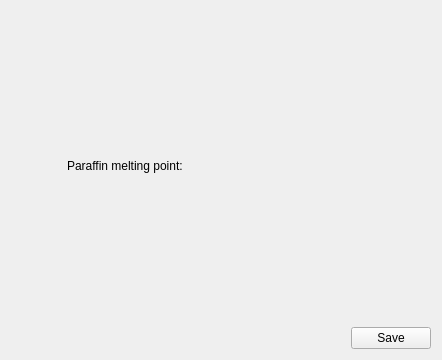
First picture: the form in HimalayaMain/Gui/Components/Settings/Forms/SystemSetupSettingsWidget.ui, repository Liyezhong/Master, before the edit.
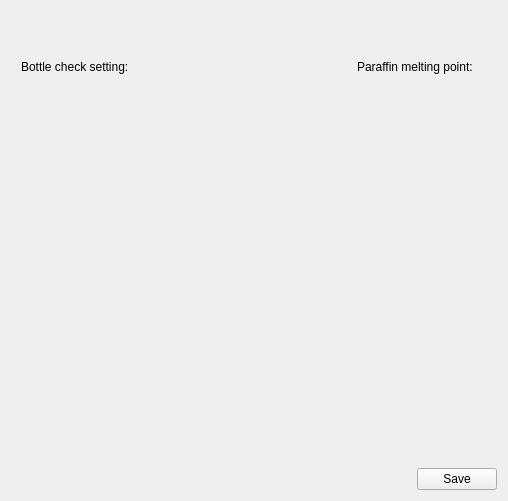
Second picture: the form after the edit. Custom widgets are drawn as their Qt base class.

Commit message: Added bottle check options.

What changed in the file:
```diff
--- a/HimalayaMain/Gui/Components/Settings/Forms/SystemSetupSettingsWidget.ui
+++ b/HimalayaMain/Gui/Components/Settings/Forms/SystemSetupSettingsWidget.ui
@@ -6,15 +6,15 @@
    <rect>
     <x>0</x>
     <y>0</y>
-    <width>442</width>
-    <height>360</height>
+    <width>508</width>
+    <height>501</height>
    </rect>
   </property>
   <property name="windowTitle">
    <string>Form</string>
   </property>
-  <layout class="QGridLayout" name="gridLayout">
-   <item row="0" column="1">
+  <layout class="QVBoxLayout" name="verticalLayout">
+   <item>
     <spacer name="verticalSpacer_2">
      <property name="orientation">
       <enum>Qt::Vertical</enum>
@@ -22,72 +22,134 @@
      <property name="sizeHint" stdset="0">
       <size>
        <width>20</width>
-       <height>2</height>
+       <height>40</height>
       </size>
      </property>
     </spacer>
    </item>
-   <item row="1" column="0">
-    <spacer name="horizontalSpacer_4">
-     <property name="orientation">
-      <enum>Qt::Horizontal</enum>
+   <item>
+    <layout class="QHBoxLayout" name="horizontalLayout_2" stretch="4,1">
+     <property name="sizeConstraint">
+      <enum>QLayout::SetDefaultConstraint</enum>
      </property>
-     <property name="sizeHint" stdset="0">
-      <size>
-       <width>2</width>
-       <height>20</height>
-      </size>
-     </property>
-    </spacer>
-   </item>
-   <item row="1" column="1">
+     <item>
+      <layout class="QVBoxLayout" name="verticalLayout_3">
+       <item>
+        <widget class="QLabel" name="label">
+         <property name="sizePolicy">
+          <sizepolicy hsizetype="Preferred" vsizetype="Fixed">
+           <horstretch>0</horstretch>
+           <verstretch>0</verstretch>
+          </sizepolicy>
+         </property>
+         <property name="text">
+          <string>Bottle check setting:</string>
+         </property>
+         <property name="indent">
+          <number>10</number>
+         </property>
+        </widget>
+       </item>
+       <item>
+        <widget class="MainMenu::CScrollTable" name="programTable" native="true">
+         <property name="sizePolicy">
+          <sizepolicy hsizetype="Preferred" vsizetype="Preferred">
+           <horstretch>0</horstretch>
+           <verstretch>0</verstretch>
+          </sizepolicy>
+         </property>
+        </widget>
+       </item>
+      </layout>
+     </item>
+     <item>
+      <layout class="QVBoxLayout" name="verticalLayout_2">
+       <property name="sizeConstraint">
+        <enum>QLayout::SetMinimumSize</enum>
+       </property>
+       <item>
     <widget class="QLabel" name="labelSpeed">
      <property name="text">
       <string>Paraffin melting point:</string>
      </property>
     </widget>
    </item>
-   <item row="1" column="2">
-    <spacer name="horizontalSpacer_3">
+       <item>
+        <spacer name="verticalSpacer_4">
      <property name="orientation">
-      <enum>Qt::Horizontal</enum>
+          <enum>Qt::Vertical</enum>
      </property>
      <property name="sizeHint" stdset="0">
       <size>
-       <width>1</width>
-       <height>20</height>
+           <width>20</width>
+           <height>40</height>
       </size>
      </property>
     </spacer>
    </item>
-   <item row="1" column="3">
-    <layout class="QHBoxLayout" name="horizontalLayout_2">
+       <item>
+        <layout class="QHBoxLayout" name="horizontalLayout_3">
+         <property name="topMargin">
+          <number>8</number>
+         </property>
      <item>
       <widget class="MainMenu::CWheelPanel" name="scrollPanelWidget" native="true">
+           <property name="sizePolicy">
+            <sizepolicy hsizetype="Preferred" vsizetype="Preferred">
+             <horstretch>0</horstretch>
+             <verstretch>0</verstretch>
+            </sizepolicy>
+           </property>
        <property name="minimumSize">
         <size>
-         <width>130</width>
+             <width>140</width>
          <height>240</height>
         </size>
        </property>
-      </widget>
-     </item>
-    </layout>
-   </item>
-   <item row="1" column="4">
-    <spacer name="horizontalSpacer_5">
+           <property name="maximumSize">
+            <size>
+             <width>140</width>
+             <height>300</height>
+            </size>
+           </property>
+          </widget>
+         </item>
+         <item>
+          <spacer name="horizontalSpacer">
      <property name="orientation">
       <enum>Qt::Horizontal</enum>
      </property>
      <property name="sizeHint" stdset="0">
       <size>
-       <width>2</width>
+             <width>40</width>
        <height>20</height>
       </size>
      </property>
     </spacer>
    </item>
-   <item row="2" column="1">
+        </layout>
+       </item>
+       <item>
+        <spacer name="verticalSpacer">
+         <property name="orientation">
+          <enum>Qt::Vertical</enum>
+         </property>
+         <property name="sizeHint" stdset="0">
+          <size>
+           <width>20</width>
+           <height>40</height>
+          </size>
+         </property>
+        </spacer>
+       </item>
+       <item>
+        <widget class="QWidget" name="widget" native="true"/>
+       </item>
+      </layout>
+     </item>
+    </layout>
+   </item>
+   <item>
     <spacer name="verticalSpacer_3">
      <property name="orientation">
       <enum>Qt::Vertical</enum>
@@ -95,13 +157,16 @@
      <property name="sizeHint" stdset="0">
       <size>
        <width>20</width>
-       <height>2</height>
+       <height>40</height>
       </size>
      </property>
     </spacer>
    </item>
-   <item row="3" column="0" colspan="5">
+   <item>
     <layout class="QHBoxLayout" name="horizontalLayout">
+     <property name="sizeConstraint">
+      <enum>QLayout::SetFixedSize</enum>
+     </property>
      <item>
       <spacer name="horizontalSpacer_2">
        <property name="orientation">
@@ -136,6 +201,12 @@
    <header>MainMenu/Include/WheelPanel.h</header>
    <container>1</container>
   </customwidget>
+  <customwidget>
+   <class>MainMenu::CScrollTable</class>
+   <extends>QWidget</extends>
+   <header>MainMenu/Include/ScrollTable.h</header>
+   <container>1</container>
+  </customwidget>
  </customwidgets>
  <resources/>
  <connections/>
```
Lines whose indentation alone changed are shown as unchanged. The commit also changes 9 other files.
